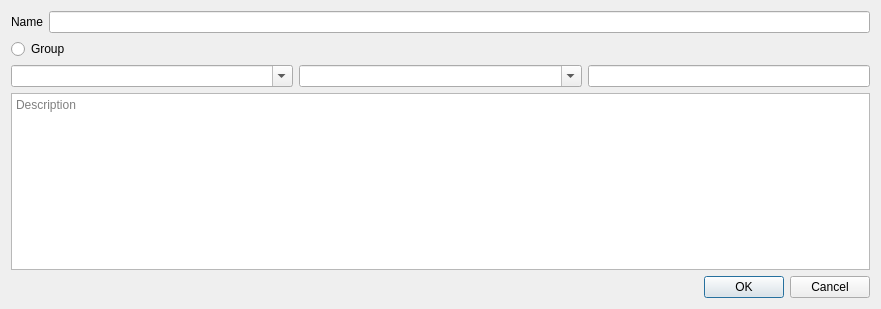
Old version of the form som_gui/module/class_info/qt/InfoWidget.ui in the repository c-mellueh/SOM-Toolkit.
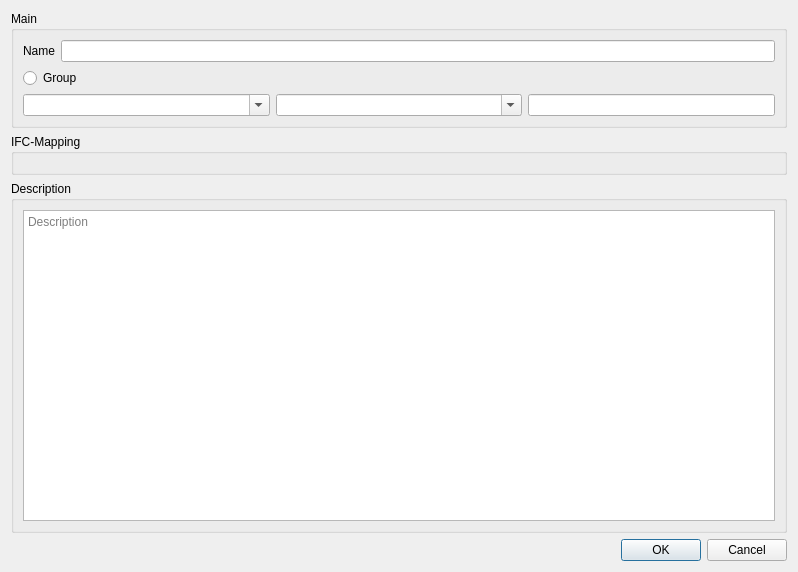
New version of the form.

Commit message: restyle ClassInfo

```diff
--- a/som_gui/module/class_info/qt/InfoWidget.ui
+++ b/som_gui/module/class_info/qt/InfoWidget.ui
@@ -6,8 +6,8 @@
    <rect>
     <x>0</x>
     <y>0</y>
-    <width>881</width>
-    <height>309</height>
+    <width>798</width>
+    <height>572</height>
    </rect>
   </property>
   <property name="sizePolicy">
@@ -21,6 +21,12 @@
   </property>
   <layout class="QVBoxLayout" name="verticalLayout">
    <item>
+    <widget class="QGroupBox" name="group_main">
+     <property name="title">
+      <string>Main</string>
+     </property>
+     <layout class="QVBoxLayout" name="verticalLayout_3">
+      <item>
     <layout class="QHBoxLayout" name="horizontal_layout_info">
      <item>
       <widget class="QLabel" name="label_name">
@@ -73,9 +79,31 @@
      </item>
     </layout>
    </item>
+     </layout>
+    </widget>
+   </item>
    <item>
-    <layout class="QVBoxLayout" name="vertical_layout_ifc"/>
-   </item>
+    <widget class="QGroupBox" name="group_ifc">
+     <property name="title">
+      <string>IFC-Mapping</string>
+     </property>
+     <layout class="QVBoxLayout" name="verticalLayout_2">
+      <item>
+       <widget class="QToolBox" name="toolBox">
+        <property name="currentIndex">
+         <number>-1</number>
+        </property>
+       </widget>
+      </item>
+     </layout>
+    </widget>
+   </item>
+   <item>
+    <widget class="QGroupBox" name="group_description">
+     <property name="title">
+      <string>Description</string>
+     </property>
+     <layout class="QVBoxLayout" name="verticalLayout_4">
    <item>
     <widget class="QTextEdit" name="text_edit_description">
      <property name="placeholderText">
@@ -83,6 +111,9 @@
      </property>
     </widget>
    </item>
+     </layout>
+    </widget>
+   </item>
    <item>
     <widget class="QDialogButtonBox" name="button_box">
      <property name="orientation">
```
Left out of the diff: 8 changed lines with no effect on the pictures. Lines whose indentation alone changed are shown as unchanged. The commit also changes 10 other files.
